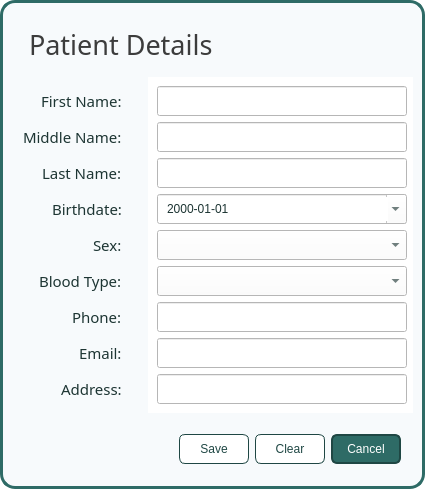
Above: ui/popup_patientform.ui from karlito20/AdoraFlowProject before the change. Below: the same form after it.
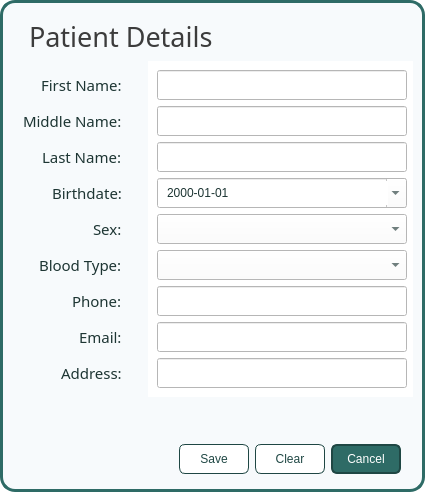
That is the form after the change.

The edit to the form file:
```diff
--- a/ui/popup_patientform.ui
+++ b/ui/popup_patientform.ui
@@ -10,7 +10,7 @@
     <x>0</x>
     <y>0</y>
     <width>425</width>
-    <height>489</height>
+    <height>492</height>
    </rect>
   </property>
   <property name="palette">
@@ -1000,6 +1000,23 @@
         </item>
        </layout>
       </item>
+      <item alignment="Qt::AlignmentFlag::AlignRight">
+       <widget class="QLabel" name="feedback_label">
+        <property name="font">
+         <font>
+          <family>Slate</family>
+          <pointsize>11</pointsize>
+         </font>
+        </property>
+        <property name="styleSheet">
+         <string notr="true">color: rgb(220, 0, 0);
+padding-right: 10px;</string>
+        </property>
+        <property name="text">
+         <string/>
+        </property>
+       </widget>
+      </item>
       <item>
        <widget class="QWidget" name="button_container" native="true">
         <layout class="QHBoxLayout" name="horizontalLayout_2">
```
